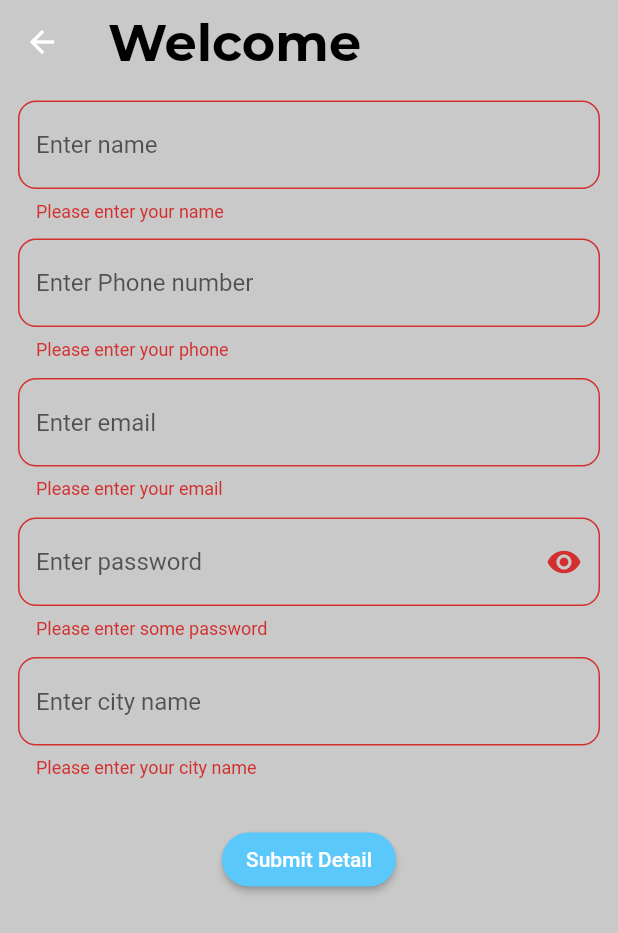
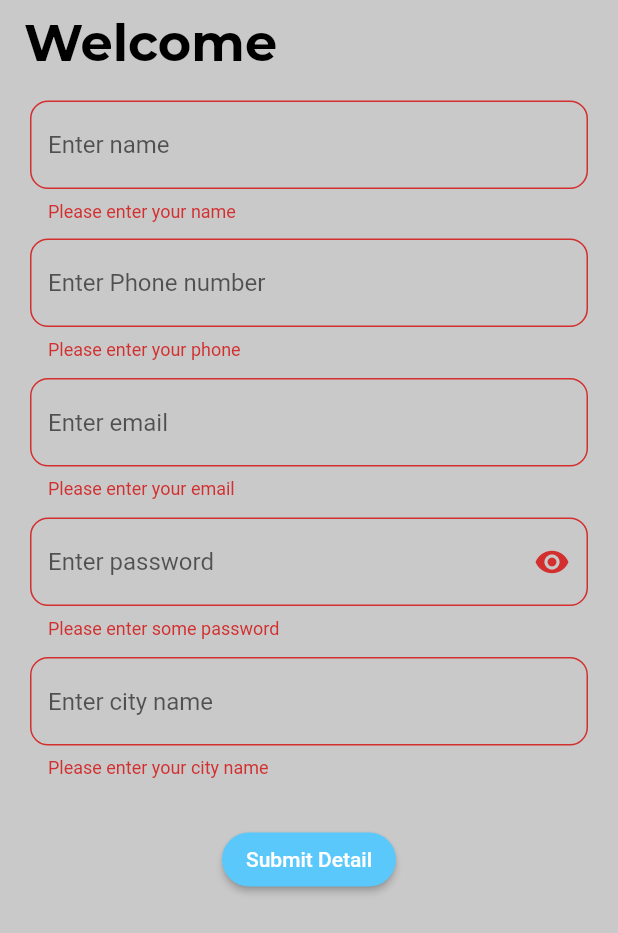
Before and after one commit to Sunny-india/expanse_app_with_sqflite_bloc, a Flutter app: the LoginPage screen opened directly, after a tap on "Submit Detail", on a phone screen of 412 x 824 dp. Shown: the top 933 px of the screen. Run offline on Flutter 3.47's test engine with Material 2 defaults, Android fonts, the phone set to English and light mode, and no system bars; our stand-ins replace flutter_bloc, shared_preferences, sqflite; accounts and stored records are empty.

Commit message:
some changes made

```diff
--- a/lib/login_page.dart
+++ b/lib/login_page.dart
@@ -39,6 +39,8 @@ class _LoginPageState extends State<LoginPage> {
           keyboardDismissBehavior: ScrollViewKeyboardDismissBehavior.onDrag,
           child: Form(
             key: formKey,
+            child: Padding(
+              padding: const EdgeInsets.symmetric(horizontal: 20.0),
               child: Column(
                 children: [
                   hSpacer(),
@@ -50,7 +52,7 @@ class _LoginPageState extends State<LoginPage> {
                     ),
                     controller: nameController,
                     validator: (value) {
-                    if (value!.isNotEmpty) {
+                      if (value != null && value.isNotEmpty) {
                         if (value.isValidAlphabet() == true) {
                           return null;
                         } else {
@@ -150,6 +152,8 @@ class _LoginPageState extends State<LoginPage> {
                     autovalidateMode: AutovalidateMode.onUserInteraction,
                   ),
                   hSpacer(mHeight: 30),
+
+                  /// for submitting this page's detail to database
                   CustomButton(
                       titleWidget: const Text('Submit Detail'),
                       functionInsideButton: () async {
@@ -161,7 +165,8 @@ class _LoginPageState extends State<LoginPage> {
                                     name: nameController.text.toString(),
                                     phone: phoneController.text.toString(),
                                     email: emailController.text.toString(),
-                                  password: passwordController.text.toString(),
+                                    password:
+                                        passwordController.text.toString(),
                                     city: cityController.text.toString()))
                                 .whenComplete(() async {
                               formKey.currentState!.reset();
@@ -175,12 +180,8 @@ class _LoginPageState extends State<LoginPage> {
                           }
                         }
                       }),
-              ].map((e) {
-                return Padding(
-                  padding: const EdgeInsets.symmetric(horizontal: 12),
-                  child: e,
-                );
-              }).toList(),
+                ],
+              ),
             ),
           ),
         ),
--- a/lib/main.dart
+++ b/lib/main.dart
@@ -1,11 +1,10 @@
-import 'package:expanse_app_with_sqflite_bloc/add_expanse_page.dart';
 import 'package:expanse_app_with_sqflite_bloc/database_helper.dart';
+import 'package:expanse_app_with_sqflite_bloc/login_page.dart';
 import 'package:expanse_app_with_sqflite_bloc/utils/utils.dart';
 import 'package:flutter/material.dart';
 import 'package:flutter_bloc/flutter_bloc.dart';
 
 import 'blocs/expanase_bloc.dart';
-import 'login_page.dart';
 
 void main() async {
   WidgetsFlutterBinding.ensureInitialized();
@@ -18,7 +17,7 @@ void main() async {
         themeMode: ThemeMode.light,
         theme: Utils.myLightTheme(),
         darkTheme: Utils.myDarkTheme(),
-        home: const AddExpansePage(),
+        home: const LoginPage(),
       ),
     ),
   );
```
Also changed, not shown: lib/add_expanse_page.dart (+28 -1 lines), lib/database_helper.dart (+8 -2 lines). Lines whose indentation alone changed are shown as unchanged.
